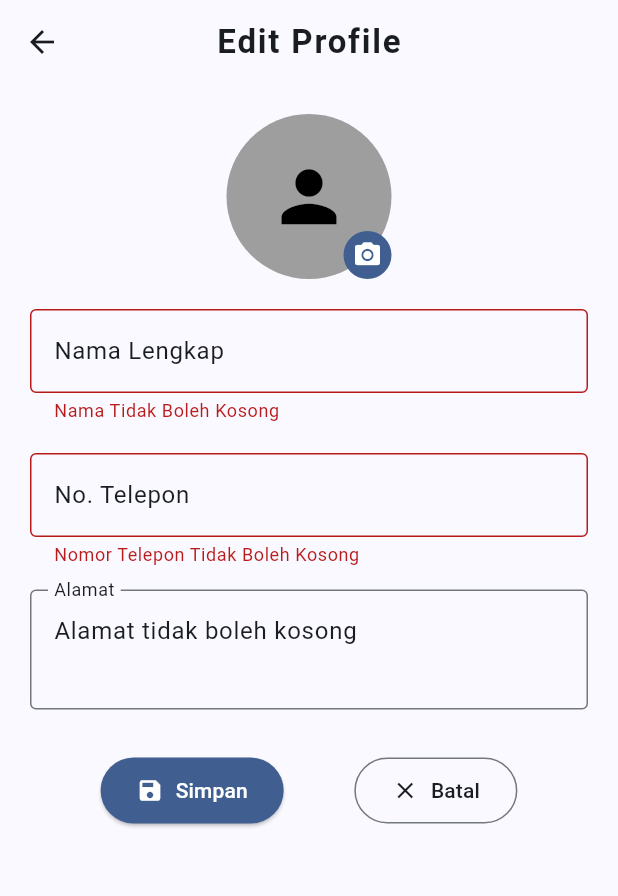
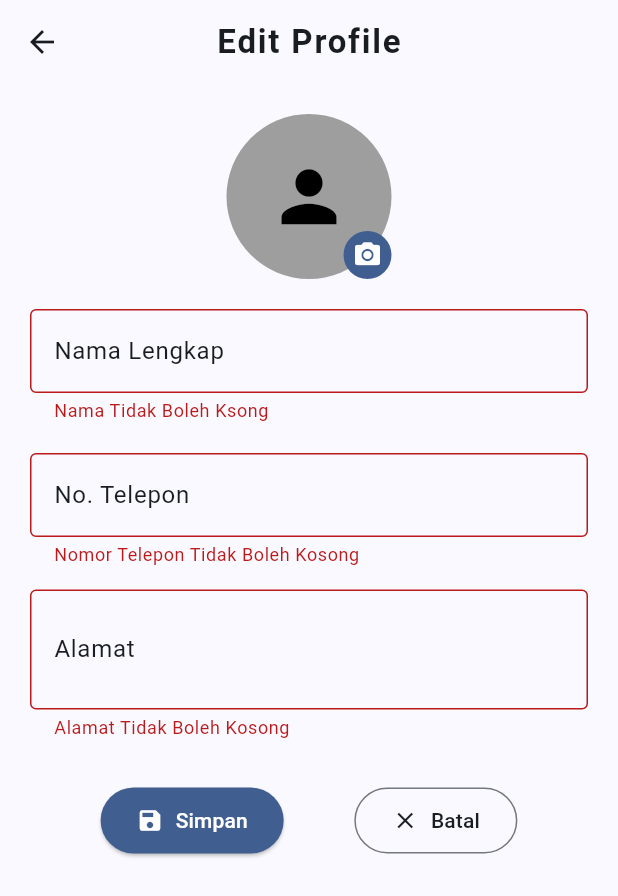
Before and after one commit to UlfiatulRosida/project_tim, a Flutter app: the HalamanEditProfile screen opened directly with empty values, after a tap on "Simpan", on a phone screen of 412 x 824 dp. Shown: the top 896 px of the screen. Run offline on Flutter 3.47's test engine with Material 3 defaults, Android fonts, the light colour scheme and no system bars; our stand-ins replace file_picker, image_picker, shared_preferences; accounts and stored records are empty.

Commit message:
mengedit di simpan data

```diff
--- a/lib/pages/edit_profile_page.dart
+++ b/lib/pages/edit_profile_page.dart
@@ -1,6 +1,8 @@
 import 'dart:io';
 import 'package:image_picker/image_picker.dart';
 import 'package:flutter/material.dart';
+import 'package:project_tim/services/api_service.dart';
+
 // import 'edit_profile_page.dart';
 
 class HalamanEditProfile extends StatefulWidget {
@@ -45,39 +47,78 @@ class _HalamanEditProfileState extends State<HalamanEditProfile> {
     }
   }
 
-  // Simpan data untuk validasi
+  //nyambung api
   Future<void> simpanData() async {
     setState(() {
-      erorNama = namaController.text.isEmpty ? "Nama Tidak Boleh Kosong" : null;
+      erorNama = namaController.text.isEmpty ? "Nama Tidak Boleh Ksong" : null;
+      erorTelepon = teleponController.text.isEmpty
+          ? "Nomor Telepon Tidak Boleh Kosong"
+          : null;
+      erorAlamat =
+          alamatController.text.isEmpty ? "Alamat Tidak Boleh Kosong" : null;
+    });
+    if (erorNama != null || erorAlamat != null || erorTelepon != null) return;
 
-      if (teleponController.text.isEmpty) {
-        erorTelepon = "Nomor Telepon Tidak Boleh Kosong";
-      } else {
-        erorTelepon = null;
-      }
-      if (alamatController.text.isEmpty) {
-        alamatController.text = "Alamat tidak boleh kosong";
-      } else {
-        erorAlamat = null;
-      }
-    });
-    if (erorNama != null || erorTelepon != null || erorAlamat != null) {
-      return;
-    }
     setState(() => loading = true);
-    await Future.delayed(const Duration(seconds: 2));
 
-    // Kembali ke halaman profile dengan data yang diperbarui
+    final payload = {
+      'nama_lengkap': namaController.text,
+      'no_telepon': teleponController.text,
+      'alamat': alamatController.text,
+      // 'foto': fotoBaru, // penanganan foto belum diimplementasikan
+    };
+    final result = await ApiService.updateProfile(payload);
 
-    // ignore: use_build_context_synchronously
+    if (result['success'] == true) {
       Navigator.pop(context, {
         "nama_lengkap": namaController.text,
         "no_telepon": teleponController.text,
         "alamat": alamatController.text,
         "foto": fotoBaru,
       });
-    setState(() => loading = false);
+    } else {
+      ScaffoldMessenger.of(context).showSnackBar(
+        SnackBar(
+          content: Text(result['message'] ?? 'Gagal memperbarui profile'),
+          backgroundColor: Colors.red,
+        ),
+      );
     }
+  }
+
+  // // Simpan data untuk validasi
+  // Future<void> simpanData() async {
+  //   setState(() {
+  //     erorNama = namaController.text.isEmpty ? "Nama Tidak Boleh Kosong" : null;
+
+  //     if (teleponController.text.isEmpty) {
+  //       erorTelepon = "Nomor Telepon Tidak Boleh Kosong";
+  //     } else {
+  //       erorTelepon = null;
+  //     }
+  //     if (alamatController.text.isEmpty) {
+  //       alamatController.text = "Alamat tidak boleh kosong";
+  //     } else {
+  //       erorAlamat = null;
+  //     }
+  //   });
+  //   if (erorNama != null || erorTelepon != null || erorAlamat != null) {
+  //     return;
+  //   }
+  //   setState(() => loading = true);
+  //   await Future.delayed(const Duration(seconds: 2));
+
+  //   // Kembali ke halaman profile dengan data yang diperbarui
+
+  //   // ignore: use_build_context_synchronously
+  //   Navigator.pop(context, {
+  //     "nama_lengkap": namaController.text,
+  //     "no_telepon": teleponController.text,
+  //     "alamat": alamatController.text,
+  //     "foto": fotoBaru,
+  //   });
+  //   setState(() => loading = false);
+  // }
 
   //konfirmasi hapus foto
   void _konfirmasiHapusFoto() async {
```
Lines whose indentation alone changed are shown as unchanged.
